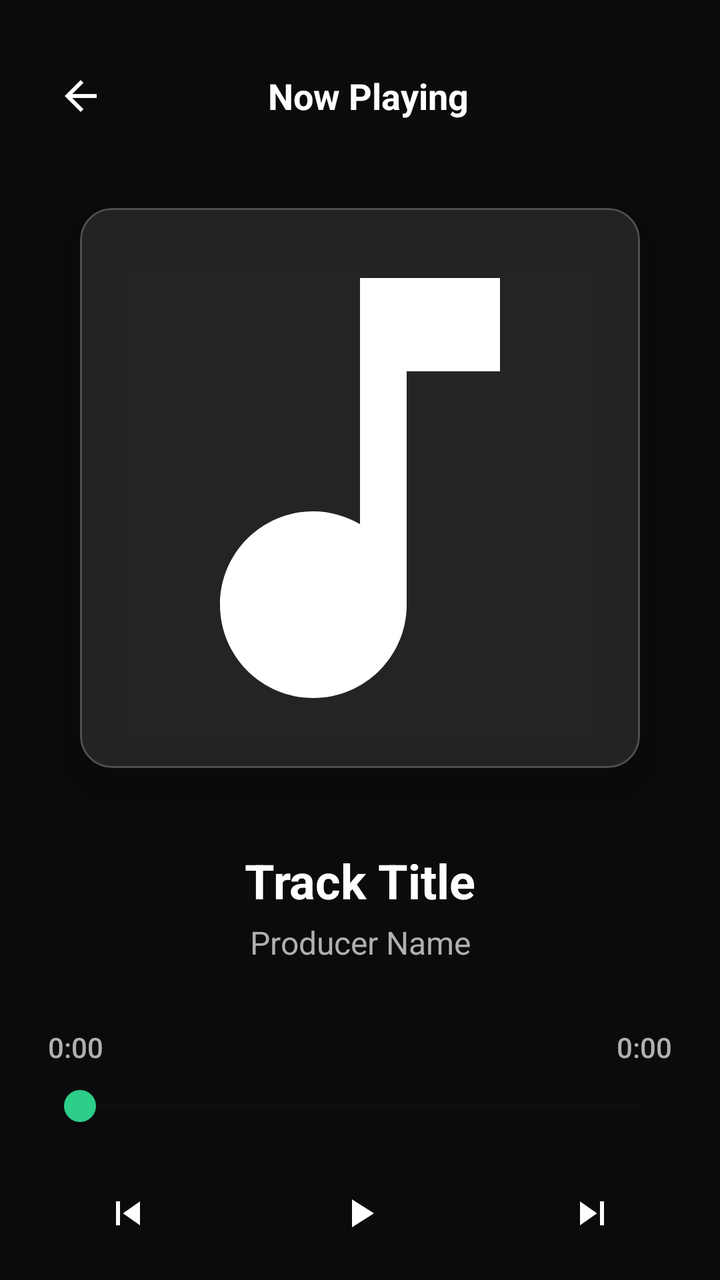
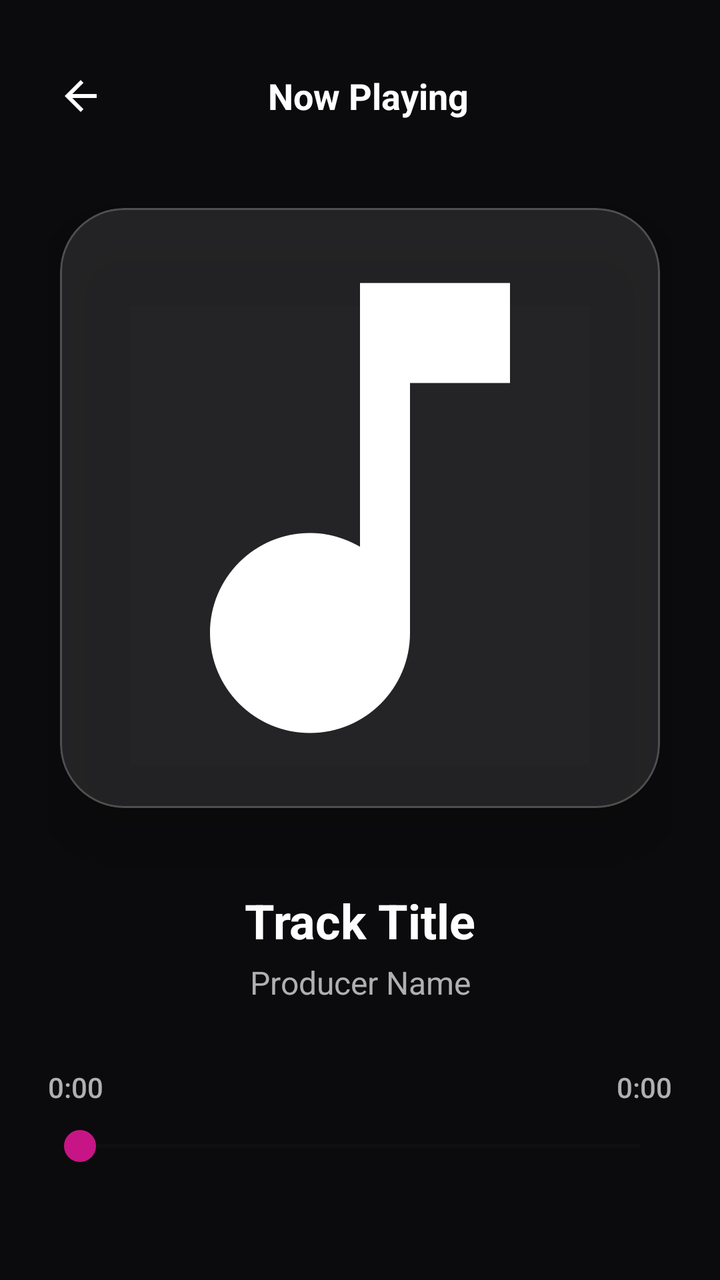

An Android layout rendered at two revisions. The XML below is the earlier revision; the diff shows what the commit changed to produce the second picture.
<!-- AndroidManifest.xml: activity theme Theme.BeatHouse.Dark -->
<!-- res/layout/activity_player.xml -->
<?xml version="1.0" encoding="utf-8"?>
<LinearLayout xmlns:android="http://schemas.android.com/apk/res/android"
    xmlns:app="http://schemas.android.com/apk/res-auto"
    android:layout_width="match_parent"
    android:layout_height="match_parent"
    android:orientation="vertical"
    android:background="@color/background"
    android:padding="24dp">

    
    <LinearLayout
        android:layout_width="match_parent"
        android:layout_height="wrap_content"
        android:orientation="horizontal"
        android:gravity="center_vertical"
        android:layout_marginBottom="32dp"
        android:layout_marginStart="-16dp"
        android:layout_marginEnd="-16dp">

        <ImageButton
            android:id="@+id/btnClose"
            android:layout_width="48dp"
            android:layout_height="48dp"
            android:layout_gravity="start"
            android:layout_marginStart="8dp"
            android:layout_marginLeft="10dp"
            android:background="?attr/selectableItemBackgroundBorderless"
            android:contentDescription="Close"
            android:tint="?attr/colorOnSurface"
            app:srcCompat="@drawable/ic_arrow_back" />

        <TextView
            android:layout_width="0dp"
            android:layout_height="wrap_content"
            android:layout_weight="1"
            android:text="Now Playing"
            android:textSize="18sp"
            android:textStyle="bold"
            android:textColor="?attr/colorOnSurface"
            android:gravity="center" />

        <View
            android:layout_width="48dp"
            android:layout_height="48dp" />

    </LinearLayout>

    
    <com.google.android.material.card.MaterialCardView
        android:layout_width="280dp"
        android:layout_height="280dp"
        android:layout_gravity="center"
        android:layout_marginBottom="40dp"
        app:cardCornerRadius="16dp"
        app:cardElevation="16dp"
        app:cardBackgroundColor="#1AFFFFFF"
        app:strokeColor="#33FFFFFF"
        app:strokeWidth="1dp">

        <ImageView
            android:id="@+id/ivCover"
            android:layout_width="match_parent"
            android:layout_height="match_parent"
            android:scaleType="centerCrop"
            android:src="@drawable/ic_music_note"
            android:contentDescription="Track cover" />

    </com.google.android.material.card.MaterialCardView>

    
    <LinearLayout
        android:layout_width="match_parent"
        android:layout_height="wrap_content"
        android:orientation="vertical"
        android:gravity="center"
        android:layout_marginBottom="32dp">

        <TextView
            android:id="@+id/tvTitle"
            android:layout_width="match_parent"
            android:layout_height="wrap_content"
            android:text="Track Title"
            android:textSize="24sp"
            android:textStyle="bold"
            android:textColor="?attr/colorOnSurface"
            android:gravity="center"
            android:maxLines="1"
            android:ellipsize="end"
            app:autoSizeTextType="uniform"
            app:autoSizeMinTextSize="16sp"
            app:autoSizeMaxTextSize="24sp"
            app:autoSizeStepGranularity="1sp" />

        <TextView
            android:id="@+id/tvProducer"
            android:layout_width="match_parent"
            android:layout_height="wrap_content"
            android:text="Producer Name"
            android:textSize="16sp"
            android:textColor="?attr/colorOnSurfaceVariant"
            android:gravity="center"
            android:layout_marginTop="4dp"
            android:maxLines="1"
            android:ellipsize="end" />

    </LinearLayout>

    
    <LinearLayout
        android:layout_width="match_parent"
        android:layout_height="wrap_content"
        android:orientation="vertical"
        android:layout_marginBottom="32dp">

        
        <LinearLayout
            android:layout_width="match_parent"
            android:layout_height="wrap_content"
            android:orientation="horizontal"
            android:gravity="center_vertical"
            android:layout_marginBottom="8dp">

            <TextView
                android:id="@+id/tvCurrentTime"
                android:layout_width="0dp"
                android:layout_weight="1"
                android:layout_height="wrap_content"
                android:text="0:00"
                android:textSize="14sp"
                android:textColor="?attr/colorOnSurfaceVariant"
                android:fontFamily="sans-serif-medium" />

            <TextView
                android:id="@+id/tvTotalTime"
                android:layout_width="0dp"
                android:layout_weight="1"
                android:layout_height="wrap_content"
                android:text="0:00"
                android:textSize="14sp"
                android:textColor="?attr/colorOnSurfaceVariant"
                android:gravity="end"
                android:fontFamily="sans-serif-medium" />

        </LinearLayout>

        
        <SeekBar
            android:id="@+id/seekBar"
            android:layout_width="match_parent"
            android:layout_height="24dp"
            android:progress="0"
            android:max="100"
            android:progressBackgroundTint="@color/surface_variant"
            android:progressTint="@color/primary"
            android:thumb="@drawable/seekbar_thumb"
            android:thumbTint="@color/primary" />

    </LinearLayout>

    
    <LinearLayout
        android:layout_width="match_parent"
        android:layout_height="wrap_content"
        android:orientation="horizontal"
        android:gravity="center">

        <ImageButton
            android:id="@+id/btnPrevious"
            android:layout_width="56dp"
            android:layout_height="56dp"
            android:background="?attr/selectableItemBackgroundBorderless"
            app:srcCompat="@drawable/ic_skip_previous"
            android:tint="?attr/colorOnSurface"
            android:contentDescription="Previous track"
            android:layout_marginEnd="32dp" />

        <ImageButton
            android:id="@+id/btnPlay"
            android:layout_width="80dp"
            android:layout_height="80dp"
            android:background="?attr/selectableItemBackgroundBorderless"
            app:srcCompat="@drawable/ic_play_arrow"
            android:tint="?attr/colorOnSurface"
            android:contentDescription="Play/Pause"
            android:layout_marginHorizontal="16dp" />

        <ImageButton
            android:id="@+id/btnNext"
            android:layout_width="56dp"
            android:layout_height="56dp"
            android:background="?attr/selectableItemBackgroundBorderless"
            app:srcCompat="@drawable/ic_skip_next"
            android:tint="?attr/colorOnSurface"
            android:contentDescription="Next track"
            android:layout_marginStart="32dp" />

    </LinearLayout>

</LinearLayout>
<!-- resources referenced by this layout -->
<resources>
  <color name="background">#0B0B0D</color>
  <color name="primary">#2DCE89</color>
  <color name="surface_variant">#1A1A1C</color>
  <!-- drawable ic_arrow_back (drawable) -->
  <vector xmlns:android="http://schemas.android.com/apk/res/android"
      android:width="24dp"
      android:height="24dp"
      android:viewportWidth="24"
      android:viewportHeight="24">
      <path
          android:fillColor="#FFFFFF"
          android:pathData="M20,11H7.83l5.59,-5.59L12,4l-8,8 8,8 1.41,-1.41L7.83,13H20v-2z"/>
  </vector>
  <!-- drawable seekbar_thumb (drawable) -->
  <?xml version="1.0" encoding="utf-8"?>
  <shape xmlns:android="http://schemas.android.com/apk/res/android"
      android:shape="oval">
      <solid android:color="@color/primary" />
      <size
          android:width="16dp"
          android:height="16dp" />
      <stroke
          android:width="2dp"
          android:color="@color/white" />
  </shape>
  <style name="Theme.BeatHouse.Dark" parent="Theme.BeatHouse">
          <item name="colorSurface">@color/surface</item>
          <item name="android:windowBackground">@color/background</item>
      </style>
  <color name="white">#FFFFFFFF</color>
  <color name="surface">#121214</color>
  <color name="primary_container">#004D40</color>
  <color name="on_primary">#FFFFFF</color>
  <color name="secondary">#8E8E93</color>
  <color name="secondary_container">#1C1C1E</color>
  <color name="on_secondary">#FFFFFF</color>
  <color name="error">#FF453A</color>
  <color name="error_container">#330000</color>
  <color name="on_surface">#FFFFFF</color>
  <color name="on_surface_variant">#B0B0B0</color>
  <color name="outline">#1C1C1E</color>
  <style name="Widget.BeatHouse.Button" parent="Widget.Material3.Button">
          <item name="android:textSize">16sp</item>
          <item name="android:textStyle">bold</item>
          <item name="cornerRadius">12dp</item>
          <item name="iconGravity">textStart</item>
          <item name="iconPadding">8dp</item>
          <item name="android:insetTop">4dp</item>
          <item name="android:insetBottom">4dp</item>
          <item name="backgroundTint">@color/primary</item>
          <item name="android:textColor">@color/on_primary</item>
      </style>
  <style name="Widget.BeatHouse.Card" parent="Widget.Material3.CardView.Elevated">
          <item name="cardCornerRadius">16dp</item>
          <item name="cardElevation">0dp</item>
          <item name="strokeColor">@color/outline</item>
          <item name="strokeWidth">1dp</item>
          <item name="cardBackgroundColor">@color/surface_container</item>
      </style>
  <style name="Widget.BeatHouse.BottomNavigation" parent="Widget.Material3.BottomNavigationView">
          <item name="itemIconTint">@color/bottom_nav_icon_tint</item>
          <item name="itemTextColor">@color/bottom_nav_text_tint</item>
          <item name="itemBackground">@color/surface</item>
          <item name="android:background">@color/surface</item>
          <item name="elevation">0dp</item>
          <item name="itemPaddingTop">12dp</item>
          <item name="itemPaddingBottom">12dp</item>
      </style>
  <style name="Widget.BeatHouse.AppBarLayout" parent="Widget.Material3.AppBarLayout">
          <item name="android:background">@color/surface</item>
          <item name="backgroundTint">@color/surface</item>
      </style>
  <style name="Widget.BeatHouse.Chip" parent="Widget.Material3.Chip.Filter">
          <item name="chipCornerRadius">12dp</item>
          <item name="chipStrokeColor">@color/outline</item>
          <item name="chipStrokeWidth">1dp</item>
          <item name="android:textColor">@color/on_surface_variant</item>
          <item name="chipBackgroundColor">@color/surface_container</item>
          <item name="checkedIconTint">@color/primary</item>
          <item name="android:textSize">14sp</item>
      </style>
  <color name="surface_container">#1C1C1E</color>
  <!-- unchanged entries left out for length: 6 -->
</resources>

<!-- the commit's change to res/layout/activity_player.xml (unified diff, before → after) -->
@@ -47,12 +47,12 @@
 
     
     <com.google.android.material.card.MaterialCardView
-        android:layout_width="280dp"
-        android:layout_height="280dp"
+        android:layout_width="300dp"
+        android:layout_height="300dp"
         android:layout_gravity="center"
         android:layout_marginBottom="40dp"
-        app:cardCornerRadius="16dp"
-        app:cardElevation="16dp"
+        app:cardCornerRadius="32dp"
+        app:cardElevation="24dp"
         app:cardBackgroundColor="#1AFFFFFF"
         app:strokeColor="#33FFFFFF"
         app:strokeWidth="1dp">
@@ -174,15 +174,26 @@
             android:contentDescription="Previous track"
             android:layout_marginEnd="32dp" />
 
-        <ImageButton
-            android:id="@+id/btnPlay"
-            android:layout_width="80dp"
-            android:layout_height="80dp"
-            android:background="?attr/selectableItemBackgroundBorderless"
-            app:srcCompat="@drawable/ic_play_arrow"
-            android:tint="?attr/colorOnSurface"
-            android:contentDescription="Play/Pause"
-            android:layout_marginHorizontal="16dp" />
+        <com.google.android.material.card.MaterialCardView
+            android:layout_width="88dp"
+            android:layout_height="88dp"
+            android:layout_marginHorizontal="16dp"
+            app:cardCornerRadius="44dp"
+            app:cardElevation="8dp"
+            app:cardBackgroundColor="@color/primary"
+            app:strokeWidth="0dp">
+
+            <ImageButton
+                android:id="@+id/btnPlay"
+                android:layout_width="match_parent"
+                android:layout_height="match_parent"
+                android:background="?attr/selectableItemBackgroundBorderless"
+                app:srcCompat="@drawable/ic_play_arrow"
+                android:tint="@color/on_primary"
+                android:contentDescription="Play/Pause"
+                android:padding="20dp"
+                android:scaleType="fitCenter" />
+        </com.google.android.material.card.MaterialCardView>
 
         <ImageButton
             android:id="@+id/btnNext"
<!-- resource entries referenced after the edit -->
@@ -1,7 +1,7 @@
 <!-- resources referenced by this layout -->
 <resources>
   <color name="background">#0B0B0D</color>
-  <color name="primary">#2DCE89</color>
+  <color name="primary">#C71585</color>
   <color name="surface_variant">#1A1A1C</color>
   <!-- drawable ic_arrow_back (drawable) -->
   <vector xmlns:android="http://schemas.android.com/apk/res/android"
@@ -31,7 +31,7 @@
       </style>
   <color name="white">#FFFFFFFF</color>
   <color name="surface">#121214</color>
-  <color name="primary_container">#004D40</color>
+  <color name="primary_container">#4D0033</color>
   <color name="on_primary">#FFFFFF</color>
   <color name="secondary">#8E8E93</color>
   <color name="secondary_container">#1C1C1E</color>
@@ -44,7 +44,7 @@
   <style name="Widget.BeatHouse.Button" parent="Widget.Material3.Button">
           <item name="android:textSize">16sp</item>
           <item name="android:textStyle">bold</item>
-          <item name="cornerRadius">12dp</item>
+          <item name="cornerRadius">24dp</item>
           <item name="iconGravity">textStart</item>
           <item name="iconPadding">8dp</item>
           <item name="android:insetTop">4dp</item>
@@ -53,7 +53,7 @@
           <item name="android:textColor">@color/on_primary</item>
       </style>
   <style name="Widget.BeatHouse.Card" parent="Widget.Material3.CardView.Elevated">
-          <item name="cardCornerRadius">16dp</item>
+          <item name="cardCornerRadius">28dp</item>
           <item name="cardElevation">0dp</item>
           <item name="strokeColor">@color/outline</item>
           <item name="strokeWidth">1dp</item>
@@ -62,18 +62,19 @@
   <style name="Widget.BeatHouse.BottomNavigation" parent="Widget.Material3.BottomNavigationView">
           <item name="itemIconTint">@color/bottom_nav_icon_tint</item>
           <item name="itemTextColor">@color/bottom_nav_text_tint</item>
-          <item name="itemBackground">@color/surface</item>
-          <item name="android:background">@color/surface</item>
+          <item name="itemBackground">@android:color/transparent</item>
+          <item name="android:background">@android:color/transparent</item>
           <item name="elevation">0dp</item>
           <item name="itemPaddingTop">12dp</item>
           <item name="itemPaddingBottom">12dp</item>
+          <item name="labelVisibilityMode">unlabeled</item>
       </style>
   <style name="Widget.BeatHouse.AppBarLayout" parent="Widget.Material3.AppBarLayout">
           <item name="android:background">@color/surface</item>
           <item name="backgroundTint">@color/surface</item>
       </style>
   <style name="Widget.BeatHouse.Chip" parent="Widget.Material3.Chip.Filter">
-          <item name="chipCornerRadius">12dp</item>
+          <item name="chipCornerRadius">20dp</item>
           <item name="chipStrokeColor">@color/outline</item>
           <item name="chipStrokeWidth">1dp</item>
           <item name="android:textColor">@color/on_surface_variant</item>
